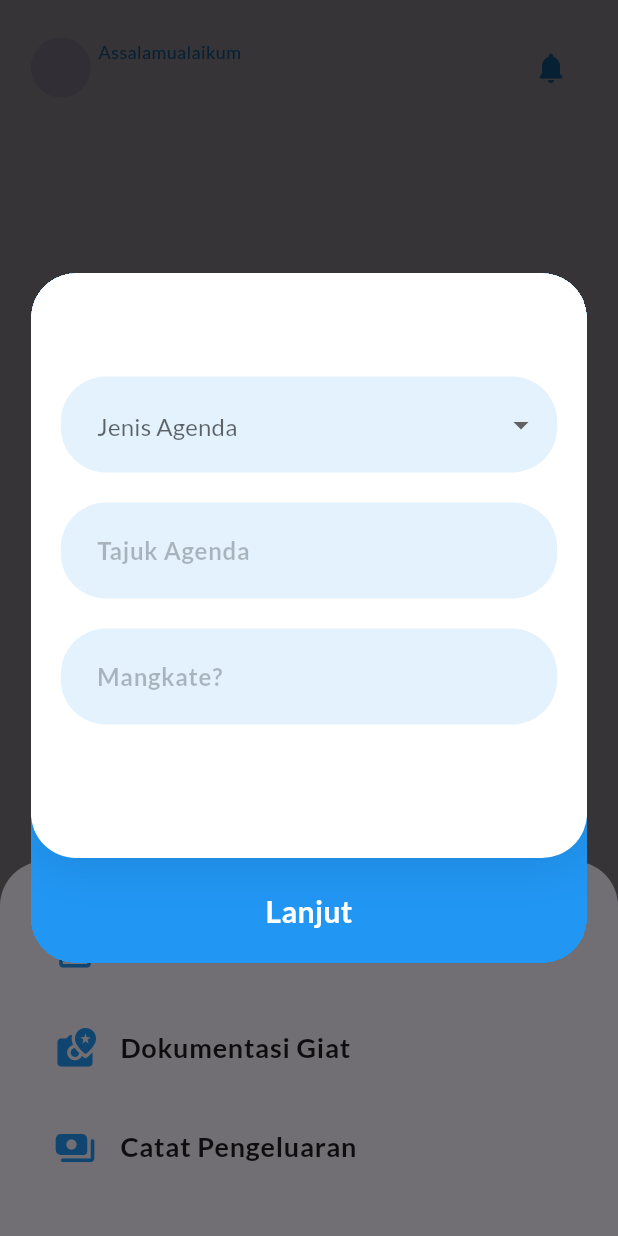
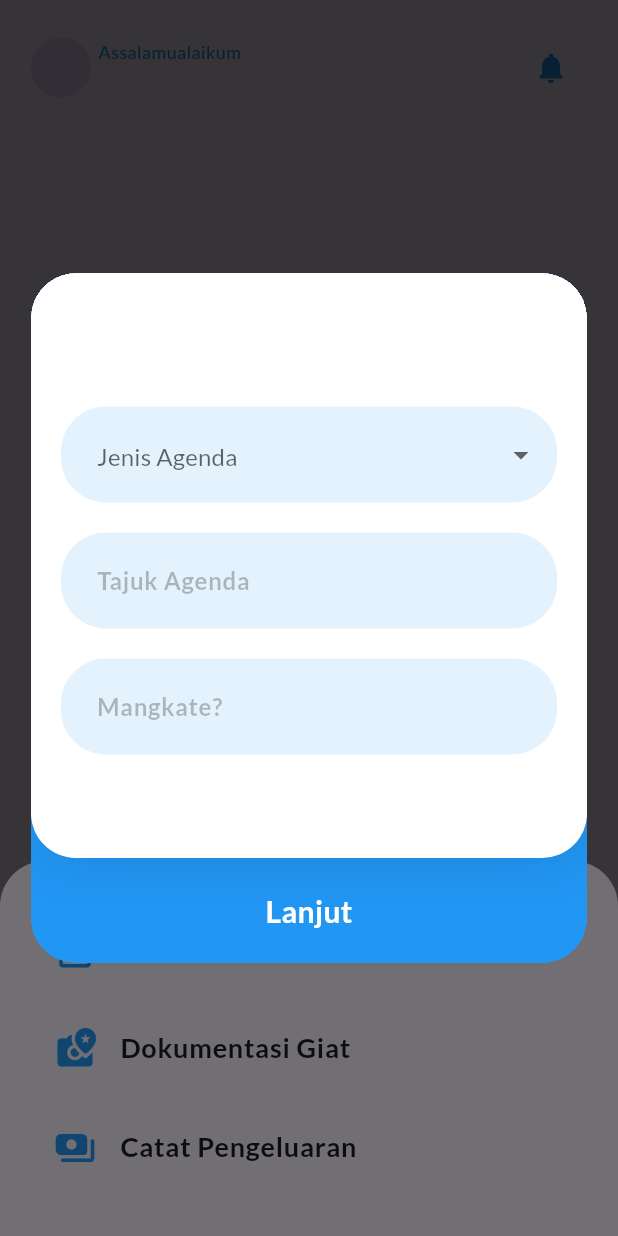
Before and after one commit to hudagraphy/markethink, a Flutter app: the screen it shows once a user with an empty profile is signed in, item 3 of the bottom bar chosen, after a tap on "Buat Agenda", on a phone screen of 412 x 824 dp. Run offline on Flutter 3.47's test engine with Material 3 defaults, Android fonts, the phone set to English and light mode, and no system bars; drawn by our look-alikes of flutter_form_builder; our stand-ins replace animated_bottom_navigation_bar, cloud_firestore, easy_stepper, firebase_auth, firebase_core, form_builder_validators and 4 more; missing offline and left inert: firebase_ui_auth, flutter_floating_bottom_bar; accounts and stored records are empty.

Commit message:
Loading animation aman dan form flexibel size

```diff
--- a/lib/addAgenda.dart
+++ b/lib/addAgenda.dart
@@ -269,8 +269,8 @@ class _InputAgendaState extends State<InputAgenda> {
                     ),
                     //form input
                     Container(
-                      height: 390,
                       padding: EdgeInsets.all(20),
+                      margin: EdgeInsets.only(bottom: 70),//kasih jarak agar tombol di stack bawahnya keliatan
                       decoration: BoxDecoration(
                         color: Colors.white,
                         borderRadius: BorderRadius.circular(30),
@@ -281,6 +281,9 @@ class _InputAgendaState extends State<InputAgenda> {
                           )
                         ],
                       ),
+                      child: SingleChildScrollView(
+                        child: ConstrainedBox(
+                          constraints: BoxConstraints(minHeight: 390),
                           child: Column(
                             mainAxisAlignment: MainAxisAlignment.center,
                             children: [
@@ -392,7 +395,7 @@ class _InputAgendaState extends State<InputAgenda> {
                                       fieldName: "personelBAM",
                                       kunciForm: _kunciForm,
                                       isiDropdown: personelBAM,
-                                  hintText: "Personel BAM",
+                                      hintText: "*Personel BAM",
                                       isWajib: true,
                                       selectedItems: _kunciForm
                                               .currentState?.value['personelBAM'] ??
@@ -517,6 +520,8 @@ class _InputAgendaState extends State<InputAgenda> {
                                 ),
                               )
                             ],
+                          ),
+                        ),
                       ),
                     ),
                   ],
@@ -816,11 +821,12 @@ class DropdownMultiple extends StatelessWidget {
       required this.kunciForm,
       required this.fieldName,
       required this.selectedItems,
-      this.isWajib = false});
+      this.isWajib = false,
+      this.isSingle = false});
 
   final List<String> isiDropdown;
   final String hintText;
-
+  final bool isSingle;
   final GlobalKey<FormBuilderState> kunciForm;
   final String fieldName;
   final List<String> selectedItems;
@@ -845,6 +851,7 @@ class DropdownMultiple extends StatelessWidget {
         ),
         borderRadius: 30,
         padding: EdgeInsets.all(25),
+        animateSuffixIcon: true,
         backgroundColor: Colors.blue.shade50,
         hintText: hintText,
         hintStyle: TextStyle(
@@ -871,9 +878,10 @@ class DropdownMultiple extends StatelessWidget {
       chipDecoration: ChipDecoration(
           backgroundColor: Colors.amber,
           borderRadius: BorderRadius.circular(10),
+          labelStyle: TextStyle(fontSize: 12),
           wrap: true),
       searchEnabled: true,
-
+      singleSelect: isSingle,
       onSelectionChange: (selectedItems) {
         kunciForm.currentState?.setInternalFieldValue(fieldName, selectedItems);
       },
--- a/lib/beranda.dart
+++ b/lib/beranda.dart
@@ -8,6 +8,7 @@ import 'package:markethink/dbFirebase.dart';
 import 'package:cloud_firestore/cloud_firestore.dart';
 import 'package:markethink/loginPage.dart';
 import 'package:markethink/profilPage.dart';
+import 'package:loading_animation_widget/loading_animation_widget.dart';
 
 class Beranda extends StatefulWidget {
   const Beranda({super.key});
@@ -31,6 +32,7 @@ class _BerandaState extends State<Beranda> {
             displacement: (18 / 100) * tinggiLayar,
             color: Colors.amber,
             backgroundColor: Colors.blue,
+            triggerMode: RefreshIndicatorTriggerMode.anywhere,
             onRefresh: () {
               return Future.delayed(
                 Duration(seconds: 3),
@@ -41,8 +43,11 @@ class _BerandaState extends State<Beranda> {
                 future: ambilDataAgenda(),
                 builder: (context, snapshot) {
                   if (snapshot.hasData) {
-                    List<Map<String, dynamic>> dataAgenda =
-                          snapshot.data?.where((agenda) => (agenda['personelBAM'] as List).contains(userAkun)).toList() ?? [];
+                    List<Map<String, dynamic>> dataAgenda = snapshot.data
+                            ?.where((agenda) => (agenda['personelBAM'] as List)
+                                .contains(userAkun))
+                            .toList() ??
+                        [];
                     if (dataAgenda.isNotEmpty) {
                       return Container(
                         margin: EdgeInsets.only(top: 80),
@@ -104,16 +109,16 @@ class _BerandaState extends State<Beranda> {
                                       Container(
                                         child: ListView.builder(
                                           shrinkWrap: true,
-                                          itemCount: dataAgenda.length < 6 ? dataAgenda.length-1 : 5,
+                                          itemCount: dataAgenda.length < 6
+                                              ? dataAgenda.length - 1
+                                              : 5,
                                           itemBuilder: (context, index) {
                                             Map<String, dynamic> agendaUser =
-                                                dataAgenda[index+1];
+                                                dataAgenda[index + 1];
                                             return GestureDetector(
                                               onTap: () async {
-                                                dialogViewAgenda(
-                                                    context,
-                                                    lebarLayar,
-                                                    agendaUser);
+                                                dialogViewAgenda(context,
+                                                    lebarLayar, agendaUser);
                                               },
                                               child: KartuAgenda(
                                                 tajukAcara:
@@ -163,14 +168,23 @@ class _BerandaState extends State<Beranda> {
                         ),
                       );
                     } else {
-                      return Center(
-                        child: Text('Kamu sedang ga ada agenda ternyata :p'),
+                      return GestureDetector(
+                        onTap: () => setState(() {
+
+                        }),
+                        child: Center(
+                          child: Container(
+                              child:
+                                  Text('Kamu sedang ga ada agenda ternyata :p')),
+                        ),
                       );
                     }
                   } else if (snapshot.hasError) {
                     return Text('Error leh ${snapshot.error}');
                   } else {
-                    return Text('Sik Yo Bro');
+                    return Center(
+                      child: LoadingAnimationWidget.staggeredDotsWave(color: Colors.amber, size: 15),
+                    );
                   }
                 }),
           ),
@@ -281,13 +295,11 @@ Future<dynamic> dialogViewAgenda(
                     textTombolKiri: 'Ga jadi',
                     textTombolKanan: 'Gas hapus',
                     onTombolKiri: () => Navigator.pop(context),
-                    onTombolKanan: () async{
+                    onTombolKanan: () async {
                       await hapusAgenda(dataAgenda['idDokumen']);
                       Navigator.pop(context);
                       Navigator.pop(context);
-
                     },
-
                   ),
                 );
               },
--- a/pubspec.yaml
+++ b/pubspec.yaml
@@ -24,6 +24,7 @@ dependencies:
   go_router: ^14.3.0
   google_fonts: ^6.2.1
   intl: ^0.19.0
+  loading_animation_widget: ^1.3.0
   multi_dropdown: ^3.0.1
   sqflite: ^2.4.0
   uuid: ^4.5.1
```
Also changed, not shown: lib/main.dart (+2 -8 lines), pubspec.lock. Lines whose indentation alone changed are shown as unchanged.
